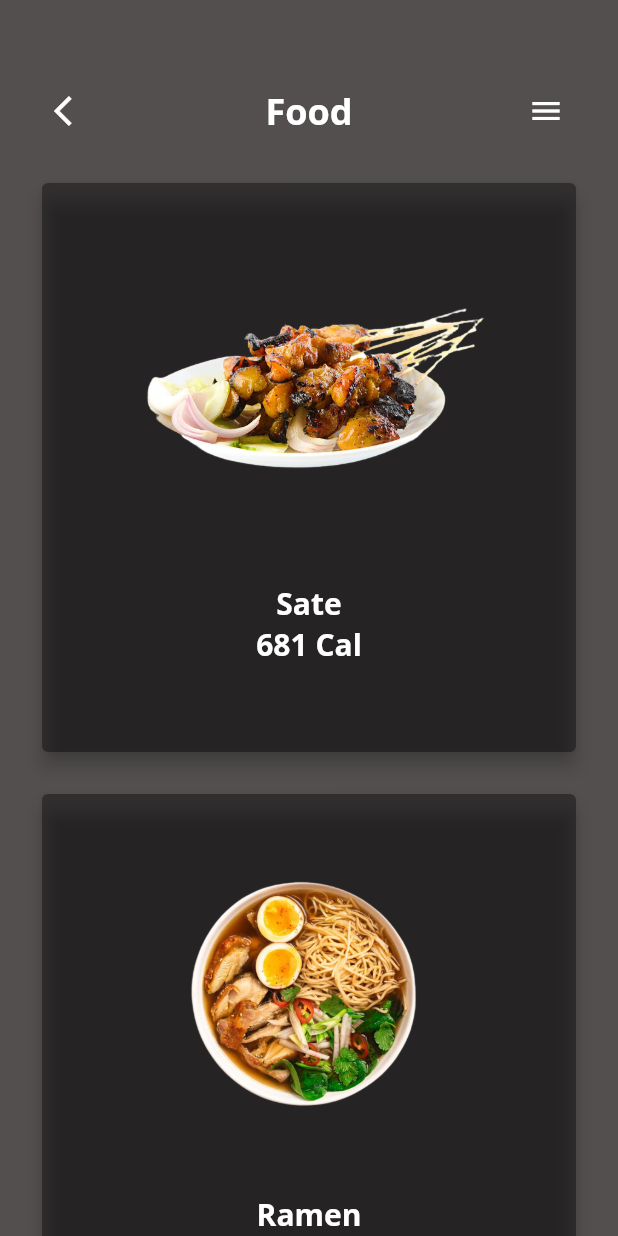
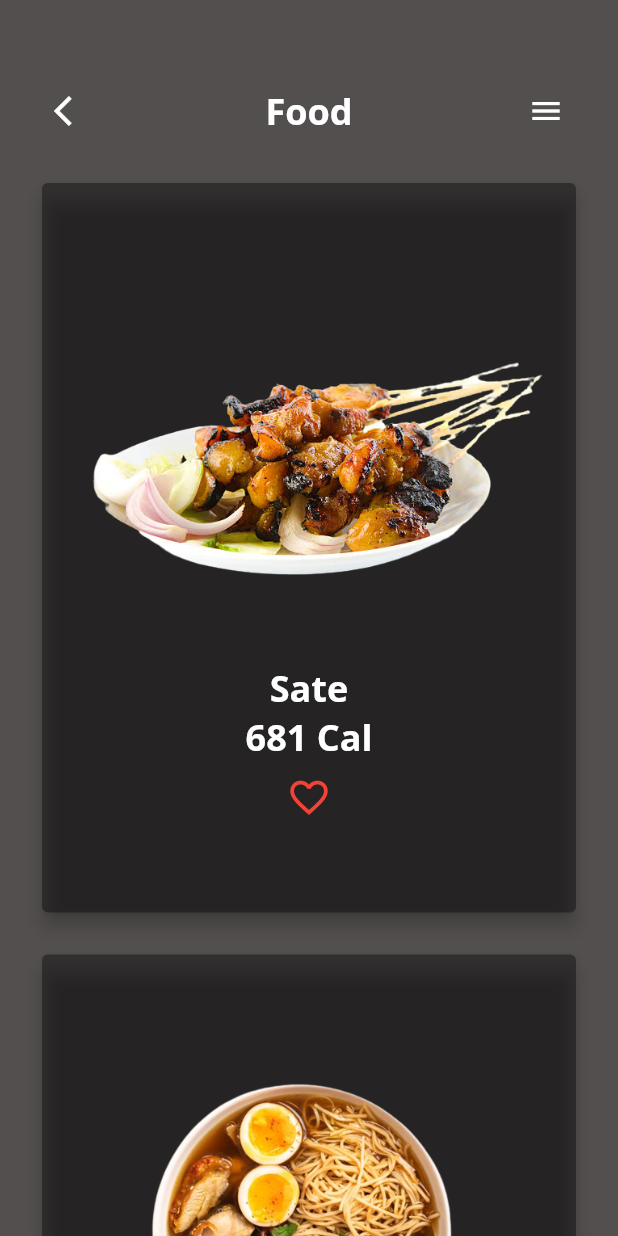
Before and after one commit to aisyahnadhira/dicoding_calori_food, a Flutter app: the DetailScreen screen opened directly with sample values from the repository, on a phone screen of 412 x 824 dp. Run offline on Flutter 3.47's test engine with Material 2 defaults, Android fonts, the phone set to English and light mode, and no system bars; our stand-ins replace google_fonts.

Commit message:
add favorite button

```diff
--- a/lib/main.dart
+++ b/lib/main.dart
@@ -14,7 +14,7 @@ class MyApp extends StatelessWidget {
       title: 'Calori Food',
       debugShowCheckedModeBanner: false,
       theme: ThemeData(),
-      home: StartScreen(),
+      home: MainScreen(),
     );
   }
 }
--- a/lib/models/CaloriData.dart
+++ b/lib/models/CaloriData.dart
@@ -116,7 +116,7 @@ var caloriDataList = [
     title: 'Vegetable',
     image: 'assets/images/vegetable.png',
     foodNameList: [
-      'Letuce',
+      'Lettuce',
       'Tomato',
       'Broccoli',
       'Cucumber',
--- a/lib/pages/detail.dart
+++ b/lib/pages/detail.dart
@@ -2,16 +2,11 @@ import 'package:flutter/material.dart';
 import 'package:calori_food/models/CaloriData.dart';
 import 'package:google_fonts/google_fonts.dart';
 
-class DetailScreen extends StatefulWidget {
+class DetailScreen extends StatelessWidget {
   final CaloriData title;
 
   DetailScreen({required this.title});
 
-  @override
-  State<DetailScreen> createState() => _DetailScreenState();
-}
-
-class _DetailScreenState extends State<DetailScreen> {
   @override
   Widget build(BuildContext context) {
     return Scaffold(
@@ -33,7 +28,7 @@ class _DetailScreenState extends State<DetailScreen> {
                     },
                     color: Colors.white,
                 ),
-                Text(widget.title.title,
+                Text(title.title,
                   style: TextStyle(
                     fontSize: 24,
                     fontWeight: FontWeight.bold,
@@ -50,124 +45,132 @@ class _DetailScreenState extends State<DetailScreen> {
             ),
             SizedBox(height: 20,),
               Container(
-                height: MediaQuery.of(context).size.height * 0.47,
+                height: MediaQuery.of(context).size.height * 0.6,
                 width: MediaQuery.of(context).size.width,
                 child: Card(
                   color: Colors.black38,
                   elevation: 5,
                   child: Column(
+                    mainAxisAlignment: MainAxisAlignment.center,
                     children: [
                       Padding(
                         padding: const EdgeInsets.all(10.0),
                         child: Container(
                           height: MediaQuery.of(context).size.height * 0.3,
-                          width: MediaQuery.of(context).size.height * 0.3,
-                          child: Image.asset(widget.title.imageList[0])),
+                          width: MediaQuery.of(context).size.height * 0.4,
+                          child: Image.asset(title.imageList[0])),
                       ),
-                      Text(widget.title.foodNameList[0],
+                      Text(title.foodNameList[0],
                       style: TextStyle(
-                        fontSize: 20,
+                        fontSize: 24,
                         fontWeight: FontWeight.bold,
                         fontFamily: GoogleFonts.openSans().fontFamily,
                         color: Colors.white),),
                        SizedBox(width: 30),
-                      Text(widget.title.kaloriList[0], style: TextStyle(
-                        fontSize: 20,
+                      Text(title.kaloriList[0], style: TextStyle(
+                        fontSize: 24,
                         fontWeight: FontWeight.bold,
                         fontFamily: GoogleFonts.openSans().fontFamily,
                         color: Colors.white),),
+                        Favorite(),
                     ],
                   ),
                 ),
               ),
               SizedBox(height: 20),
               Container(
-                height: MediaQuery.of(context).size.height *0.47,
+                height: MediaQuery.of(context).size.height *0.6,
                 width: MediaQuery.of(context).size.width,
                 child: Card(
                   color: Colors.black38,
                   elevation: 5,
                   child: Column(
+                    mainAxisAlignment: MainAxisAlignment.center,
                     children: [
                       Padding(
                         padding: const EdgeInsets.all(10.0),
                         child: Container(
                           height: MediaQuery.of(context).size.height * 0.3,
-                          width: MediaQuery.of(context).size.height *0.3,
-                          child: Image.asset(widget.title.imageList[1])),
+                          width: MediaQuery.of(context).size.height *0.4,
+                          child: Image.asset(title.imageList[1])),
                       ),
-                      Text(widget.title.foodNameList[1],
+                      Text(title.foodNameList[1],
                       style: TextStyle(
-                        fontSize: 20,
+                        fontSize: 24,
                         fontWeight: FontWeight.bold,
                         fontFamily: GoogleFonts.openSans().fontFamily,
                         color: Colors.white),),
                       SizedBox(width: 30),
-                      Text(widget.title.kaloriList[1], style: TextStyle(
-                        fontSize: 20,
+                      Text(title.kaloriList[1], style: TextStyle(
+                        fontSize: 24,
                         fontWeight: FontWeight.bold,
                         fontFamily: GoogleFonts.openSans().fontFamily,
                         color: Colors.white),),
+                        Favorite(),
                     ],
                   ),
                 ),
               ),
               SizedBox(height: 20),
               Container(
-                height: MediaQuery.of(context).size.height * 0.47,
+                height: MediaQuery.of(context).size.height * 0.6,
                 width: MediaQuery.of(context).size.width,
                 child: Card(
                   color: Colors.black38,
                   child: Column(
+                    mainAxisAlignment: MainAxisAlignment.center,
                     children: [
                       Padding(
                         padding: const EdgeInsets.all(10.0),
                         child: Container(
                           height: MediaQuery.of(context).size.height * 0.3,
-                          width: MediaQuery.of(context).size.height * 0.3,
-                          child: Image.asset(widget.title.imageList[2])),
+                          width: MediaQuery.of(context).size.height * 0.4,
+                          child: Image.asset(title.imageList[2])),
                       ),
-                      Text(widget.title.foodNameList[2], style: TextStyle(
-                        fontSize: 20,
+                      Text(title.foodNameList[2], style: TextStyle(
+                        fontSize: 24,
                         fontWeight: FontWeight.bold,
                         fontFamily: GoogleFonts.openSans().fontFamily,
                         color: Colors.white),),
                        SizedBox(width: 30),
-                      Text(widget.title.kaloriList[2], style: TextStyle(
-                        fontSize: 20,
+                      Text(title.kaloriList[2], style: TextStyle(
+                        fontSize: 24,
                         fontWeight: FontWeight.bold,
                         fontFamily: GoogleFonts.openSans().fontFamily,
                         color: Colors.white),),
+                        Favorite(),
                     ],
                   ),
                 ),
               ),
               SizedBox(height: 20),
               Container(
-                height: MediaQuery.of(context).size.height * 0.47,
+                height: MediaQuery.of(context).size.height * 0.6,
                 width: MediaQuery.of(context).size.width,
                 child: Card(
                   color: Colors.black38,
                   child: Column(
+                    mainAxisAlignment: MainAxisAlignment.center,
                     children: [
                       Padding(
                         padding: const EdgeInsets.all(10.0),
                         child: Container(
                           height: MediaQuery.of(context).size.height * 0.3,
-                          width: MediaQuery.of(context).size.height * 0.3,
-                          child: Image.asset(widget.title.imageList[3])),
+                          width: MediaQuery.of(context).size.height * 0.4,
+                          child: Image.asset(title.imageList[3])),
                       ),
-                      Text(widget.title.foodNameList[3], style: TextStyle(
-                        fontSize: 20,
+                      Text(title.foodNameList[3], style: TextStyle(
+                        fontSize: 24,
                         fontWeight: FontWeight.bold,
                         fontFamily: GoogleFonts.openSans().fontFamily,
                         color: Colors.white),),
                        SizedBox(width: 30),
-                      Text(widget.title.kaloriList[3], style: TextStyle(
-                        fontSize: 20,
+                      Text(title.kaloriList[3], style: TextStyle(
+                        fontSize: 24,
                         fontWeight: FontWeight.bold,
                         fontFamily: GoogleFonts.openSans().fontFamily,
                         color: Colors.white),),
+                        Favorite(),
                     ],
                   ),
                 ),
@@ -180,3 +183,31 @@ class _DetailScreenState extends State<DetailScreen> {
     );
   }
 }
+
+class Favorite extends StatefulWidget {
+  Favorite({ Key? key }) : super(key: key);
+
+  // final data = caloriDataList;
+
+  @override
+  State<Favorite> createState() => _FavoriteState();
+}
+
+class _FavoriteState extends State<Favorite> {
+  bool isFavorite = false;
+  @override
+  Widget build(BuildContext context) {
+    return IconButton(
+      icon: Icon(
+        isFavorite ? Icons.favorite : Icons.favorite_border,
+        color: Colors.red,
+        size: 30,
+      ),
+      onPressed: () {
+        setState(() {
+          isFavorite = !isFavorite;
+        });
+      },
+    );
+  }
+}
--- a/lib/pages/main_Screen.dart
+++ b/lib/pages/main_Screen.dart
@@ -3,14 +3,9 @@ import 'package:flutter/material.dart';
 import 'package:google_fonts/google_fonts.dart';
 import 'package:calori_food/models/CaloriData.dart';
 
-class MainScreen extends StatefulWidget {
+class MainScreen extends StatelessWidget {
   MainScreen({ Key? key }) : super(key: key);
 
-  @override
-  State<MainScreen> createState() => _MainScreenState();
-}
-
-class _MainScreenState extends State<MainScreen> {
   @override
   Widget build(BuildContext context) {
     return Scaffold(
@@ -38,7 +33,7 @@ class _MainScreenState extends State<MainScreen> {
                     ),
                   ),
               IconButton(
-                icon: Icon(Icons.menu),
+                icon: Icon(Icons.list),
                 onPressed: () {},
                 color: Colors.white,
               ),
@@ -195,14 +190,12 @@ class _MainScreenState extends State<MainScreen> {
                               ]
                             ),
                     ),
-                );
-                 },
-                  ),
+                  );
+                },
+              ),
             ),
           ),
         ],
-
-
       )
     );
   }
```
